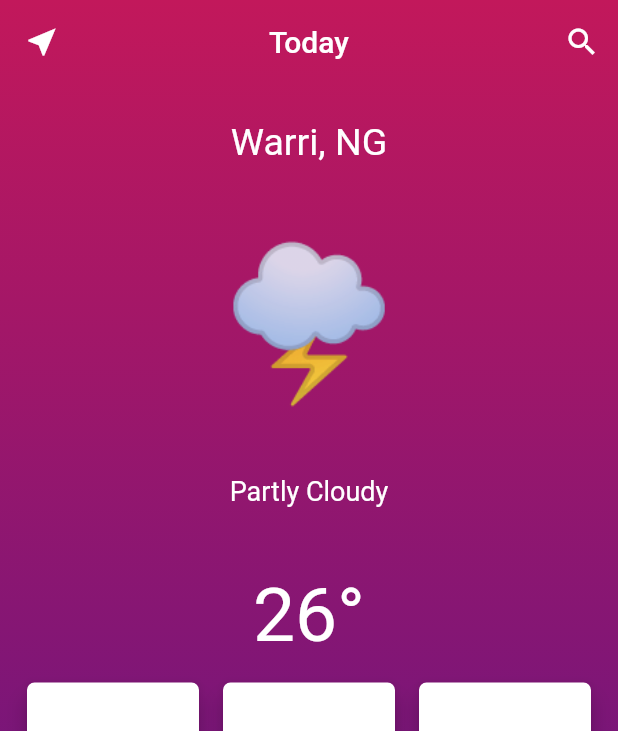
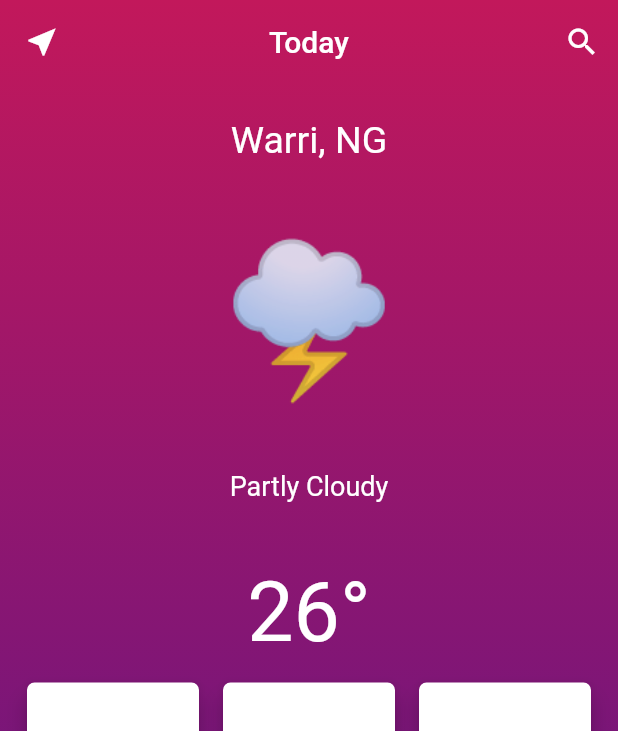
Before and after one commit to kelvinforteta/weather-mobile-app, a Flutter app: the screen it shows after launch, on a phone screen of 412 x 824 dp. Shown: the top 731 px of the screen. Run offline on Flutter 3.47's test engine with Material 2 defaults, Android fonts, the phone set to English and light mode, and no system bars; our stand-ins replace shimmer.

Commit message:
Increase the font size of the temperature text

```diff
--- a/lib/screens/home_screen.dart
+++ b/lib/screens/home_screen.dart
@@ -81,7 +81,7 @@ class _HomeScreenState extends State<HomeScreen> {
                       style: TextStyle(
                         color: Colors.white,
                         // fontWeight: FontWeight.bold,
-                        fontSize: 50.0,
+                        fontSize: 55.0,
                       ),
                     ),
                   ],
```
